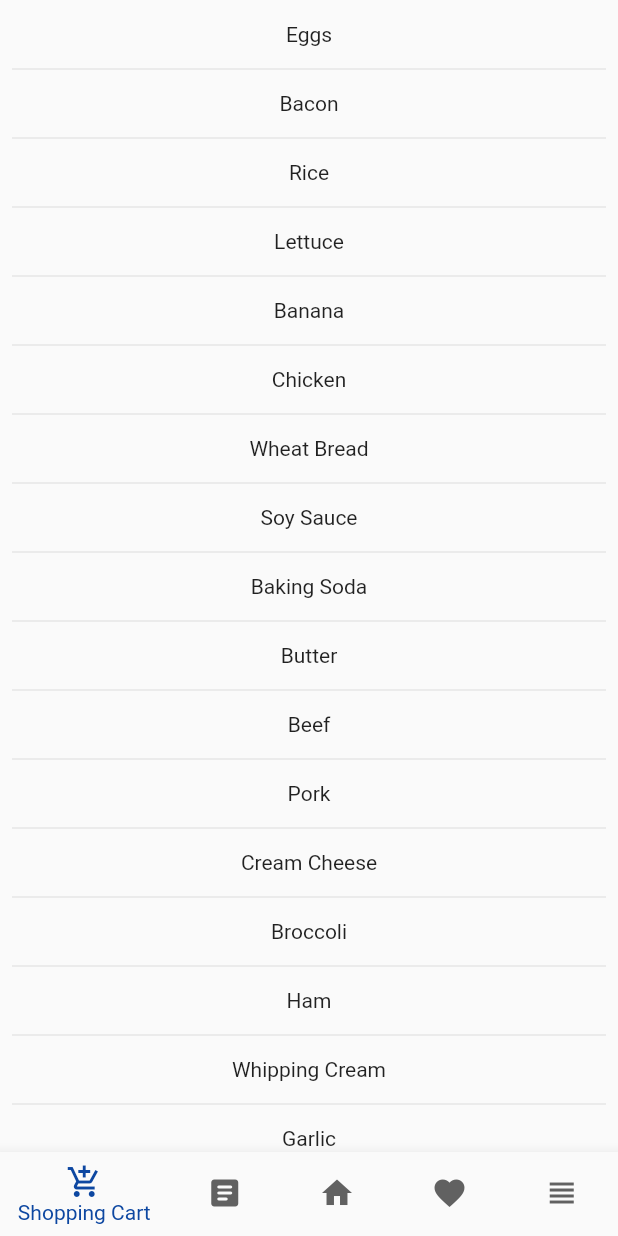
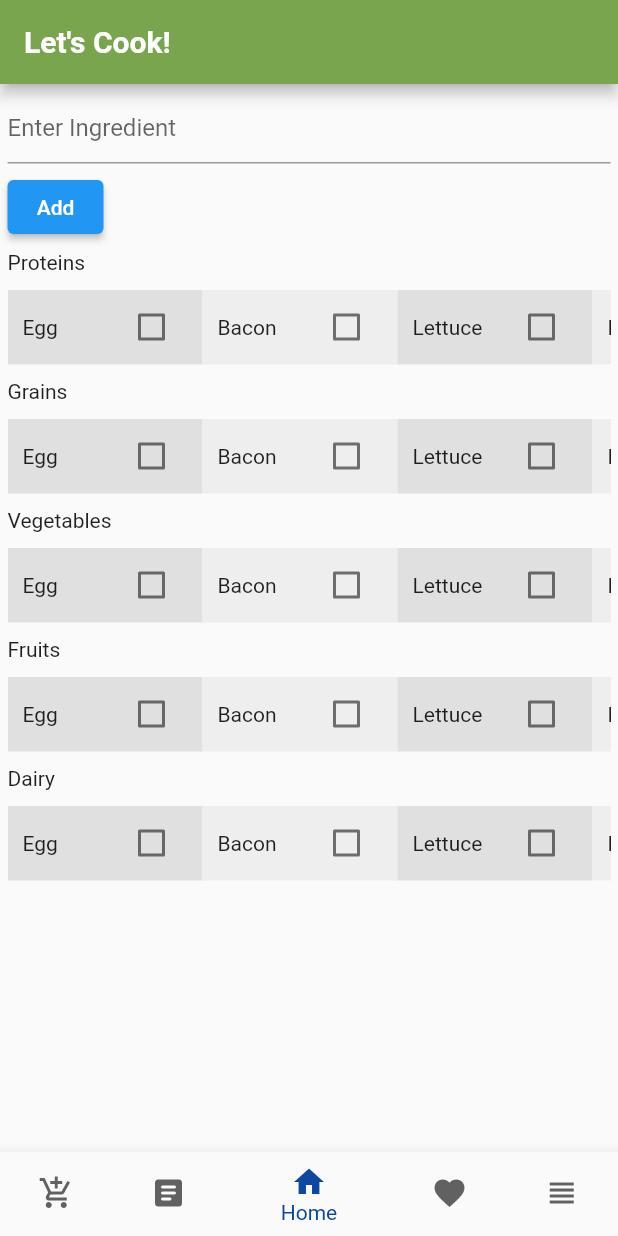
Before and after one commit to AppDevOrgUNT/mychef, a Flutter app: the screen it shows after launch, on a phone screen of 412 x 824 dp. Run offline on Flutter 3.47's test engine with Material 2 defaults, Android fonts, the phone set to English and light mode, and no system bars.

```diff
--- a/lib/main.dart
+++ b/lib/main.dart
@@ -46,7 +46,6 @@ class MyApp extends StatelessWidget {
   @override
   Widget build(BuildContext context) {
     return MaterialApp(
-      //the title is the app bars text
       home: MyHomePageWidget(),
     );
   } //Widget build
@@ -79,7 +78,8 @@ class MyHomePageWidget extends StatefulWidget {
 
 //RECREATING CLASS FOR MYHOMEPAGE CLASS
 class _MyHomePageWidgetState extends State<MyHomePageWidget> {
-  int _selectedIndex = 0;
+  int _selectedIndex =
+      2; //2 - Index for homepage; Makes home as default page @start up
 
   static const TextStyle optionStyle = TextStyle(
       //Text Style
@@ -89,31 +89,16 @@ class _MyHomePageWidgetState extends State<MyHomePageWidget> {
   static List<Widget> _widgetOptions = <Widget>[
     //Contains widgets to display for each tab; Stored in center widget
     Center(
-      //SCROLLING CHECKLIST OF INGREDIENTS
-      child: ListOfIngredientsWidget(), //Calls list of ingredients widget class
+      //SCROLLING LIST OF INGREDIENTS
+      child: ShoppingCartWidget(), //Calls list of ingredients widget class
     ),
-    // Text(
-    //   'Index 1: Recipe Output', //TODO: Find widget for multiple lines of text
-    //   style: optionStyle,
-    // ),
     Center(
-      child: RecipesWidget(),
+      //SCROLLING LIST OF RECIPES
+      child: RecipesTabWidget(),
     ),
-    ListView(
-      padding: const EdgeInsets.all(5),
-      children: <Widget>[
-        SearchTextFieldWidget(),
-        Text('Proteins'),
-        HorizontalChecklistWidget(), //Need to find a way to create an instance of this class for each category
-        Text('Grains'),
-        HorizontalChecklistWidget(),
-        Text('Vegetables'),
-        HorizontalChecklistWidget(),
-        Text('Fruits'),
-        HorizontalChecklistWidget(),
-        Text('Dairy'),
-        HorizontalChecklistWidget(),
-      ],
+    Center(
+      //HAS SEARCH BAR AND CHECKBOXES
+      child: HomeTabWidget(),
     ),
     Text(
       'Not sure what to put here',
@@ -134,10 +119,6 @@ class _MyHomePageWidgetState extends State<MyHomePageWidget> {
   Widget build(BuildContext context) {
     //Constructs how the page look
     return Scaffold(
-      // appBar: AppBar(
-      //   title: const Text(
-      //       'Testing Navigator Bar'), //TODO: How to change text of app bar to match bottom tab
-      // ),
       body: Center(
         child: _widgetOptions.elementAt(_selectedIndex),
       ),
@@ -222,15 +203,14 @@ class _SearchTextFieldWidgetState extends State<SearchTextFieldWidget> {
 }
 
 //Class to display list of ingredients that are appended to the list
-class ListOfIngredientsWidget extends StatefulWidget {
-  ListOfIngredientsWidget({Key key}) : super(key: key);
+class ShoppingCartWidget extends StatefulWidget {
+  ShoppingCartWidget({Key key}) : super(key: key);
 
   @override
-  _ListOfIngredientsWidgetState createState() =>
-      _ListOfIngredientsWidgetState();
+  _ShoppingCartWidgetState createState() => _ShoppingCartWidgetState();
 }
 
-class _ListOfIngredientsWidgetState extends State<ListOfIngredientsWidget> {
+class _ShoppingCartWidgetState extends State<ShoppingCartWidget> {
   final List<String> ingredients = <String>[
     'Eggs',
     'Bacon',
@@ -253,8 +233,15 @@ class _ListOfIngredientsWidgetState extends State<ListOfIngredientsWidget> {
   ]; //List of ingredients can be appended here
   //final List<int> colorCodes = <int>[600, 500, 400, 300];
 
+  @override
   Widget build(BuildContext context) {
-    return ListView.separated(
+    return Scaffold(
+      appBar: AppBar(
+        title: Text('Shopping Cart'),
+        backgroundColor: interfaceColor,
+      ),
+      body: Center(
+        child: ListView.separated(
           //Creates dynamic list of ingredients from the list
           padding: const EdgeInsets.all(8),
           itemCount: ingredients.length,
@@ -267,7 +254,52 @@ class _ListOfIngredientsWidgetState extends State<ListOfIngredientsWidget> {
               ),
             );
           },
-      separatorBuilder: (BuildContext context, int index) => const Divider(),
+          separatorBuilder: (BuildContext context, int index) =>
+              const Divider(),
+        ),
+      ),
+    );
+  }
+}
+
+class HomeTabWidget extends StatefulWidget {
+  HomeTabWidget({Key key}) : super(key: key);
+
+  @override
+  _HomeTabWidgetState createState() => _HomeTabWidgetState();
+}
+
+class _HomeTabWidgetState extends State<HomeTabWidget> {
+  @override
+  Widget build(BuildContext context) {
+    return Scaffold(
+      appBar: AppBar(
+        title: Text(
+          'Let\'s Cook!',
+          style: TextStyle(
+            fontWeight: FontWeight.bold,
+          ),
+        ),
+        backgroundColor: interfaceColor,
+      ),
+      body: Center(
+        child: ListView(
+          padding: const EdgeInsets.all(5),
+          children: <Widget>[
+            SearchTextFieldWidget(),
+            Text('Proteins'),
+            HorizontalChecklistWidget(), //Need to find a way to create an instance of this class for each category
+            Text('Grains'),
+            HorizontalChecklistWidget(),
+            Text('Vegetables'),
+            HorizontalChecklistWidget(),
+            Text('Fruits'),
+            HorizontalChecklistWidget(),
+            Text('Dairy'),
+            HorizontalChecklistWidget(),
+          ],
+        ),
+      ),
     );
   }
 }
@@ -439,14 +471,14 @@ class _HorizontalChecklistWidgetState extends State<HorizontalChecklistWidget> {
   }
 }
 
-class RecipesWidget extends StatefulWidget {
-  RecipesWidget({Key key}) : super(key: key);
+class RecipesTabWidget extends StatefulWidget {
+  RecipesTabWidget({Key key}) : super(key: key);
 
   @override
-  _RecipesWidgetState createState() => _RecipesWidgetState();
+  _RecipesTabWidgetState createState() => _RecipesTabWidgetState();
 }
 
-class _RecipesWidgetState extends State<RecipesWidget> {
+class _RecipesTabWidgetState extends State<RecipesTabWidget> {
   //Create a list of ingredients for the list view widget
   final List<String> recipeName = <String>['Chicken', 'Pasta'];
   final List<String> recipeImage = <String>[
@@ -1136,7 +1168,7 @@ class _SubPageChicken extends State<SubPageChicken> {
   Widget build(BuildContext context) {
     return Scaffold(
       appBar: AppBar(
-        title: Text('Here is your Recipe!'),
+        title: Text('(Recipe Name)'),
         backgroundColor: interfaceColor,
       ),
       body: Center(
@@ -1156,8 +1188,7 @@ class _SubPageChicken extends State<SubPageChicken> {
                     Text("prepTime: " + chickenRecipe.prepTime.toString()),
                     Text("totalCookTime:  " +
                         chickenRecipe.totalCookTime.toString()),
-                    Text(
-                        "meal type:  " + chickenRecipe.thisMealType.toString()),
+                    Text("meal type: " + chickenRecipe.thisMealType.toString()),
                   ],
                 ),
               );
```
Lines whose indentation alone changed are shown as unchanged.
